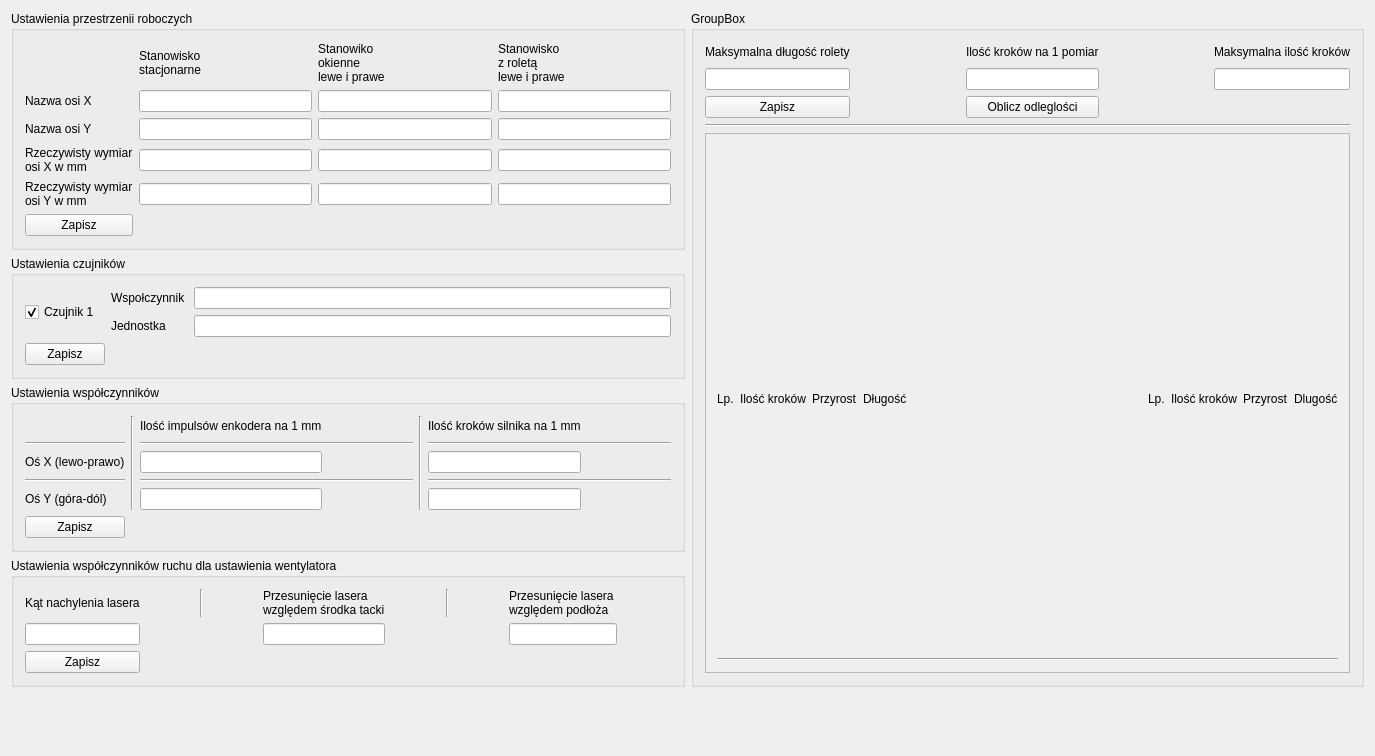
Above: PrzeplywomierzGUI/Serwis/mainwindow.ui from wiacekmarcin/StanowiskoOtwock before the change. Below: the same form after it.
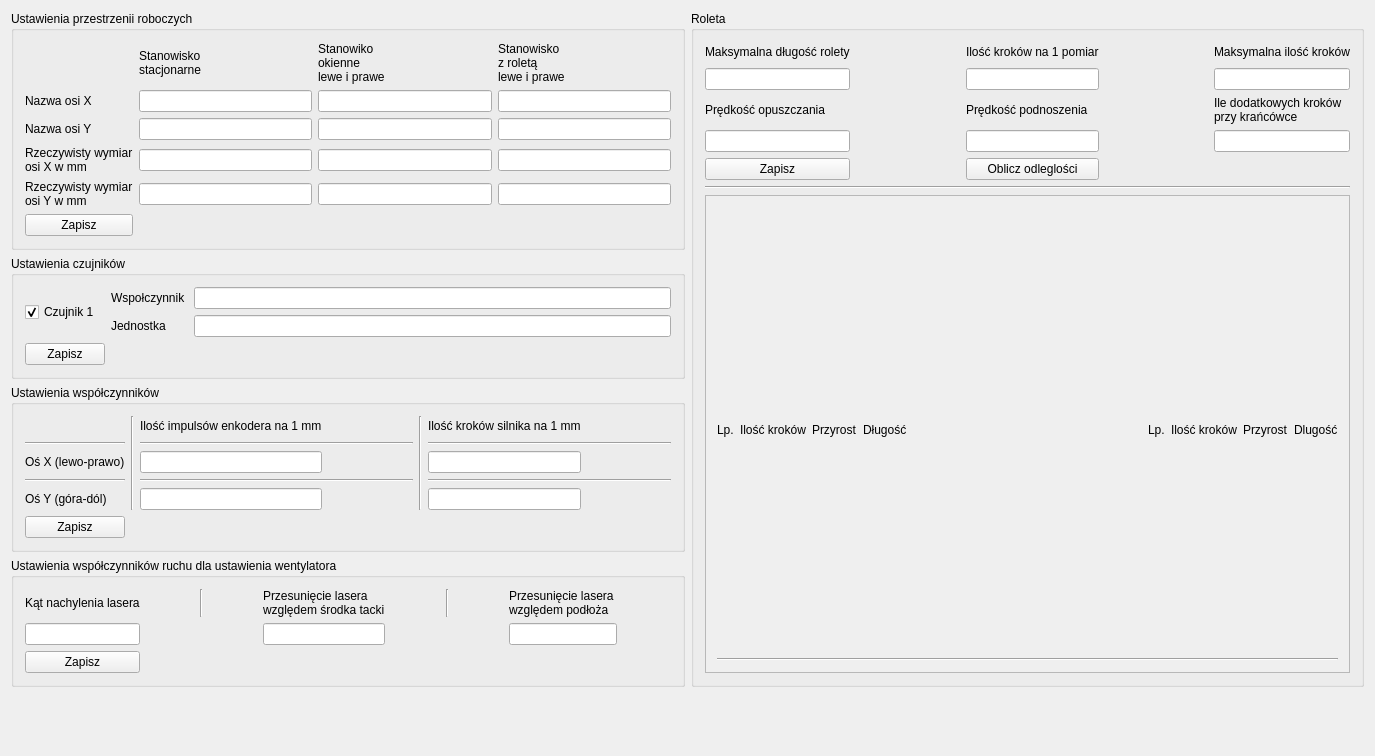
That is the form after the change.

Commit message: Dodano 3 nowe parametry do ustawien

```diff
--- a/PrzeplywomierzGUI/Serwis/mainwindow.ui
+++ b/PrzeplywomierzGUI/Serwis/mainwindow.ui
@@ -464,7 +464,7 @@
     <item row="1" column="1" rowspan="4">
      <widget class="QGroupBox" name="groupBox_3">
       <property name="title">
-       <string>GroupBox</string>
+       <string>Roleta</string>
       </property>
       <layout class="QGridLayout" name="gridLayout">
        <item row="0" column="4">
@@ -474,52 +474,46 @@
          </property>
         </widget>
        </item>
-       <item row="3" column="0" colspan="5">
-        <widget class="Line" name="line_7">
-         <property name="orientation">
-          <enum>Qt::Horizontal</enum>
-         </property>
-        </widget>
-       </item>
-       <item row="0" column="1">
-        <spacer name="horizontalSpacer">
-         <property name="orientation">
-          <enum>Qt::Horizontal</enum>
-         </property>
-         <property name="sizeHint" stdset="0">
-          <size>
-           <width>40</width>
-           <height>20</height>
-          </size>
-         </property>
-        </spacer>
-       </item>
-       <item row="0" column="3">
-        <spacer name="horizontalSpacer_2">
-         <property name="orientation">
-          <enum>Qt::Horizontal</enum>
-         </property>
-         <property name="sizeHint" stdset="0">
-          <size>
-           <width>40</width>
-           <height>20</height>
-          </size>
-         </property>
-        </spacer>
-       </item>
        <item row="1" column="2">
         <widget class="QLineEdit" name="roletaImpObrot"/>
        </item>
-       <item row="0" column="0">
-        <widget class="QLabel" name="ldlugoscrolety">
-         <property name="text">
-          <string>Maksymalna długość rolety</string>
+       <item row="0" column="3">
+        <spacer name="horizontalSpacer_2">
+         <property name="orientation">
+          <enum>Qt::Horizontal</enum>
          </property>
-        </widget>
+         <property name="sizeHint" stdset="0">
+          <size>
+           <width>40</width>
+           <height>20</height>
+          </size>
+         </property>
+        </spacer>
        </item>
        <item row="1" column="4">
         <widget class="QLineEdit" name="rolMaxKrokow"/>
        </item>
+       <item row="4" column="0">
+        <widget class="QPushButton" name="pbRoletaSave">
+         <property name="text">
+          <string>Zapisz</string>
+         </property>
+        </widget>
+       </item>
+       <item row="4" column="2">
+        <widget class="QPushButton" name="pbcalculate">
+         <property name="text">
+          <string>Oblicz odleglości</string>
+         </property>
+        </widget>
+       </item>
+       <item row="5" column="0" colspan="5">
+        <widget class="Line" name="line_7">
+         <property name="orientation">
+          <enum>Qt::Horizontal</enum>
+         </property>
+        </widget>
+       </item>
        <item row="0" column="2">
         <widget class="QLabel" name="limpuslyrolety">
          <property name="text">
@@ -527,17 +521,17 @@
          </property>
         </widget>
        </item>
-       <item row="2" column="0">
-        <widget class="QPushButton" name="pbRoletaSave">
-         <property name="text">
-          <string>Zapisz</string>
-         </property>
-        </widget>
-       </item>
        <item row="1" column="0">
         <widget class="QLineEdit" name="dlugoscRolety"/>
        </item>
-       <item row="4" column="0" colspan="5">
+       <item row="0" column="0">
+        <widget class="QLabel" name="ldlugoscrolety">
+         <property name="text">
+          <string>Maksymalna długość rolety</string>
+         </property>
+        </widget>
+       </item>
+       <item row="6" column="0" colspan="5">
         <widget class="QScrollArea" name="scrollArea">
          <property name="widgetResizable">
           <bool>true</bool>
@@ -547,8 +541,8 @@
            <rect>
             <x>0</x>
             <y>0</y>
-            <width>649</width>
-            <height>589</height>
+            <width>650</width>
+            <height>426</height>
            </rect>
           </property>
           <layout class="QGridLayout" name="gridLayout_3">
@@ -632,13 +626,50 @@
          </widget>
         </widget>
        </item>
+       <item row="0" column="1">
+        <spacer name="horizontalSpacer">
+         <property name="orientation">
+          <enum>Qt::Horizontal</enum>
+         </property>
+         <property name="sizeHint" stdset="0">
+          <size>
+           <width>40</width>
+           <height>20</height>
+          </size>
+         </property>
+        </spacer>
+       </item>
+       <item row="3" column="0">
+        <widget class="QLineEdit" name="rolSpeedHome"/>
+       </item>
        <item row="2" column="2">
-        <widget class="QPushButton" name="pbcalculate">
+        <widget class="QLabel" name="label_19">
          <property name="text">
-          <string>Oblicz odleglości</string>
+          <string>Prędkość podnoszenia </string>
          </property>
         </widget>
        </item>
+       <item row="2" column="0">
+        <widget class="QLabel" name="label_18">
+         <property name="text">
+          <string>Prędkość opuszczania</string>
+         </property>
+        </widget>
+       </item>
+       <item row="2" column="4">
+        <widget class="QLabel" name="label_20">
+         <property name="text">
+          <string>Ile dodatkowych kroków
+przy krańcówce</string>
+         </property>
+        </widget>
+       </item>
+       <item row="3" column="2">
+        <widget class="QLineEdit" name="rolSpeedUp"/>
+       </item>
+       <item row="3" column="4">
+        <widget class="QLineEdit" name="rolMinR"/>
+       </item>
       </layout>
      </widget>
     </item>
```
The commit also changes 1 other file.
